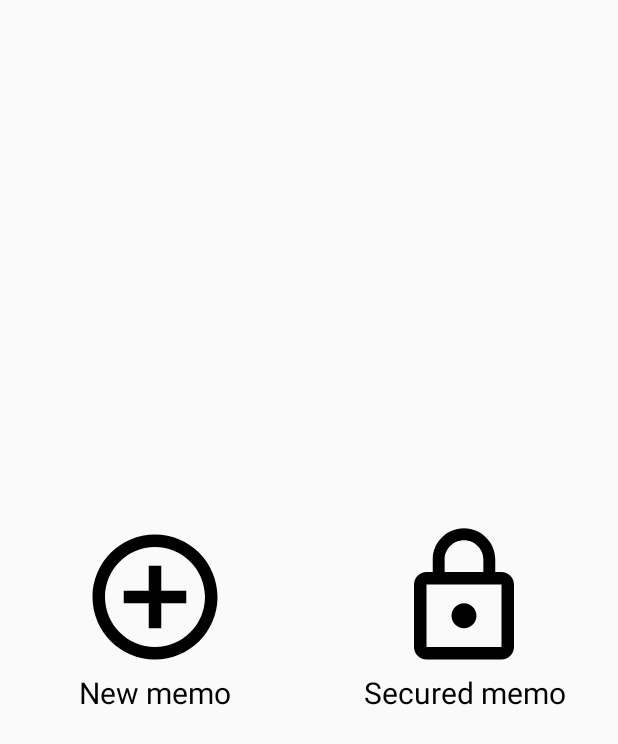
After one commit to IgorSinchuk/PocketmemoNew, an Android app: the PickActivityNewMemoSecured screen opened directly, with no data from a screen before it, on a phone screen of 412 x 824 dp. The commit adds this screen. Shown: the top 744 px of the screen. Run offline under Robolectric (Android 15) with nearby library versions, the phone set to English and light mode, and no system bars.

Commit message:
Android app

```diff
--- a/app/build.gradle
+++ b/app/build.gradle
@@ -4,10 +4,10 @@ android {
     compileSdkVersion 29
     defaultConfig {
         applicationId "com.nonexistenware.igor.pocketmemo"
-        minSdkVersion 23
+        minSdkVersion 24
         targetSdkVersion 29
-        versionCode 4
-        versionName "1.2.LR"
+        versionCode 7
+        versionName "1.4.LR"
         testInstrumentationRunner "android.support.test.runner.AndroidJUnitRunner"
     }
     buildTypes {
--- /dev/null
+++ b/app/src/main/java/com/nonexistenware/igor/pocketmemo/view/PickActivityNewMemoSecured.java
@@ -0,0 +1,38 @@
+package com.nonexistenware.igor.pocketmemo.view;
+
+import android.content.Intent;
+import android.media.Image;
+import android.support.v7.app.AppCompatActivity;
+import android.os.Bundle;
+import android.view.View;
+import android.widget.ImageView;
+
+import com.nonexistenware.igor.pocketmemo.R;
+
+public class PickActivityNewMemoSecured extends AppCompatActivity {
+
+    private ImageView toNewMemo, toSecuredMemo;
+
+    @Override
+    protected void onCreate(Bundle savedInstanceState) {
+        super.onCreate(savedInstanceState);
+        setContentView(R.layout.activity_pick_new_memo_secured);
+
+        toNewMemo = findViewById(R.id.to_new_memo);
+        toSecuredMemo = findViewById(R.id.to_secured_memo);
+
+        toNewMemo.setOnClickListener(new View.OnClickListener() {
+            @Override
+            public void onClick(View view) {
+                startActivity(new Intent(getApplicationContext(), NewNoteActivity.class));
+            }
+        });
+
+        toSecuredMemo.setOnClickListener(new View.OnClickListener() {
+            @Override
+            public void onClick(View view) {
+                startActivity(new Intent(getApplicationContext(), WarningSecuredActivity.class));
+            }
+        });
+    }
+}
--- a/app/src/main/java/com/nonexistenware/igor/pocketmemo/view/SecuredMemoActivity.java
+++ b/app/src/main/java/com/nonexistenware/igor/pocketmemo/view/SecuredMemoActivity.java
@@ -96,7 +96,7 @@ public class SecuredMemoActivity extends AppCompatActivity {
 
     }
 
-    private void createNote(String memo) {
+    public void createNote(String memo) {
         long id = db.insertNote(memo);
         Memo mem = db.getMemo(id);
 
--- /dev/null
+++ b/app/src/main/res/drawable/ic_add_circle_outline_black_24dp.xml
@@ -0,0 +1,9 @@
+<vector xmlns:android="http://schemas.android.com/apk/res/android"
+        android:width="24dp"
+        android:height="24dp"
+        android:viewportWidth="24.0"
+        android:viewportHeight="24.0">
+    <path
+        android:fillColor="#FF000000"
+        android:pathData="M13,7h-2v4L7,11v2h4v4h2v-4h4v-2h-4L13,7zM12,2C6.48,2 2,6.48 2,12s4.48,10 10,10 10,-4.48 10,-10S17.52,2 12,2zM12,20c-4.41,0 -8,-3.59 -8,-8s3.59,-8 8,-8 8,3.59 8,8 -3.59,8 -8,8z"/>
+</vector>
--- /dev/null
+++ b/app/src/main/res/drawable/ic_add_circle_outline_white_24dp.xml
@@ -0,0 +1,5 @@
+<vector android:height="24dp" android:tint="#FAFFF8"
+    android:viewportHeight="24.0" android:viewportWidth="24.0"
+    android:width="24dp" xmlns:android="http://schemas.android.com/apk/res/android">
+    <path android:fillColor="#FF000000" android:pathData="M13,7h-2v4L7,11v2h4v4h2v-4h4v-2h-4L13,7zM12,2C6.48,2 2,6.48 2,12s4.48,10 10,10 10,-4.48 10,-10S17.52,2 12,2zM12,20c-4.41,0 -8,-3.59 -8,-8s3.59,-8 8,-8 8,3.59 8,8 -3.59,8 -8,8z"/>
+</vector>
--- a/app/src/main/res/layout/activity_new_note.xml
+++ b/app/src/main/res/layout/activity_new_note.xml
@@ -25,7 +25,7 @@
                 android:id="@+id/newMemoBtn"
                 android:layout_width="wrap_content"
                 android:layout_height="wrap_content"
-                android:src="@drawable/ic_add_white_24dp"
+                android:src="@drawable/ic_add_circle_outline_white_24dp"
                 fab:menu_colorPressed="#232323"
                 fab:fab_size="mini"
                 fab:fab_label="New memo"
--- /dev/null
+++ b/app/src/main/res/layout/activity_pick_new_memo_secured.xml
@@ -0,0 +1,62 @@
+<?xml version="1.0" encoding="utf-8"?>
+<LinearLayout
+    xmlns:android="http://schemas.android.com/apk/res/android"
+    xmlns:app="http://schemas.android.com/apk/res-auto"
+    xmlns:tools="http://schemas.android.com/tools"
+    android:layout_width="match_parent"
+    android:layout_height="match_parent"
+    tools:context=".view.PickActivityNewMemoSecured">
+
+    <LinearLayout
+        android:layout_width="wrap_content"
+        android:layout_height="wrap_content"
+        android:layout_weight="2"
+        android:orientation="horizontal"
+        android:layout_gravity="center">
+
+        <LinearLayout
+            android:layout_width="wrap_content"
+            android:layout_height="match_parent"
+            android:orientation="vertical"
+            android:layout_weight="1"
+            android:gravity="center">
+
+            <ImageView
+                android:id="@+id/to_new_memo"
+                android:layout_width="100dp"
+                android:layout_height="100dp"
+                android:src="@drawable/ic_add_circle_outline_black_24dp"/>
+
+            <TextView
+                android:layout_width="wrap_content"
+                android:layout_height="wrap_content"
+                android:text="New memo"
+                android:textSize="20sp"
+                android:textColor="@android:color/black"/>
+        </LinearLayout>
+
+        <LinearLayout
+            android:layout_width="wrap_content"
+            android:layout_height="match_parent"
+            android:orientation="vertical"
+            android:layout_weight="1"
+            android:gravity="center">
+
+            <ImageView
+                android:id="@+id/to_secured_memo"
+                android:layout_width="100dp"
+                android:layout_height="100dp"
+                android:src="@drawable/ic_lock_outline_black_24dp"/>
+
+            <TextView
+                android:layout_width="match_parent"
+                android:layout_height="match_parent"
+                android:text="Secured memo"
+                android:gravity="center"
+                android:textSize="20sp"
+                android:textColor="@android:color/black"/>
+        </LinearLayout>
+
+    </LinearLayout>
+
+</LinearLayout>
--- a/app/src/main/res/layout/activity_warning_secured.xml
+++ b/app/src/main/res/layout/activity_warning_secured.xml
@@ -22,7 +22,7 @@
                 android:layout_gravity="center" />
 
             <TextView
-                android:text="Use finger print or enter Pin code."
+                android:text="Use finger print to proceed."
                 android:textSize="16dp"
                 android:gravity="center"
                 android:textColor="#000"
--- a/app/src/main/res/layout/finger_print_warning_screen.xml
+++ b/app/src/main/res/layout/finger_print_warning_screen.xml
@@ -23,7 +23,7 @@
             android:layout_gravity="center" />
 
         <TextView
-            android:text="Use finger print or enter Pin code."
+            android:text="Use finger print to proceed."
             android:textSize="16dp"
             android:gravity="center"
             android:textColor="#000"
--- a/app/src/main/res/values/styles.xml
+++ b/app/src/main/res/values/styles.xml
@@ -6,6 +6,7 @@
         <item name="colorPrimary">@color/colorPrimary</item>
         <item name="colorPrimaryDark">@color/colorPrimaryDark</item>
         <item name="colorAccent">@color/colorAccent</item>
+        <item name="android:forceDarkAllowed">true</item>
     </style>
 
     <style name="AppTheme.AppBarOverlay" parent="ThemeOverlay.AppCompat.Dark.ActionBar" />
```
Also changed, not shown: app/src/main/AndroidManifest.xml (+19 -5 lines), app/src/main/java/com/nonexistenware/igor/pocketmemo/view/WarningSecuredActivity.java (+13 -1 lines), 2 other files.
